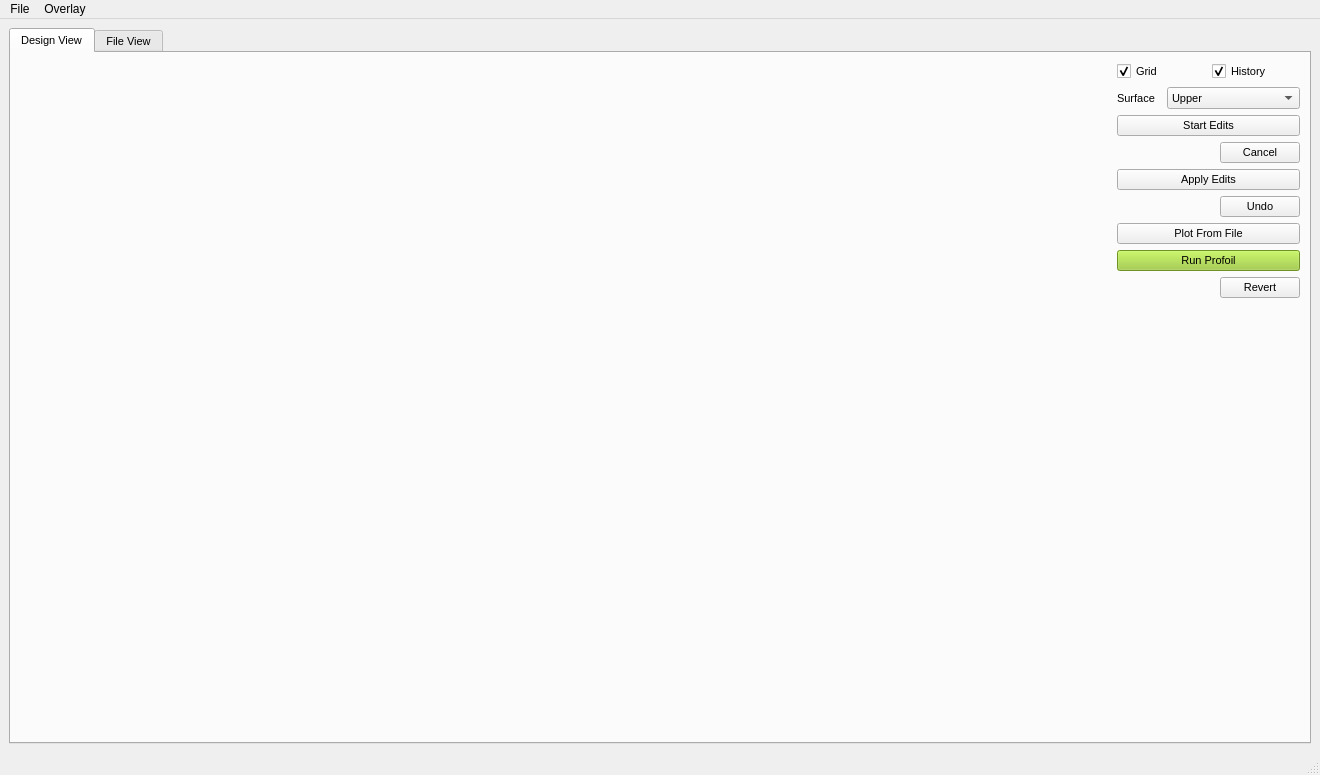
This is GUI.ui in kjayawar/PROFOIL-UI as Qt 5 draws it before an edit. The edited form follows.
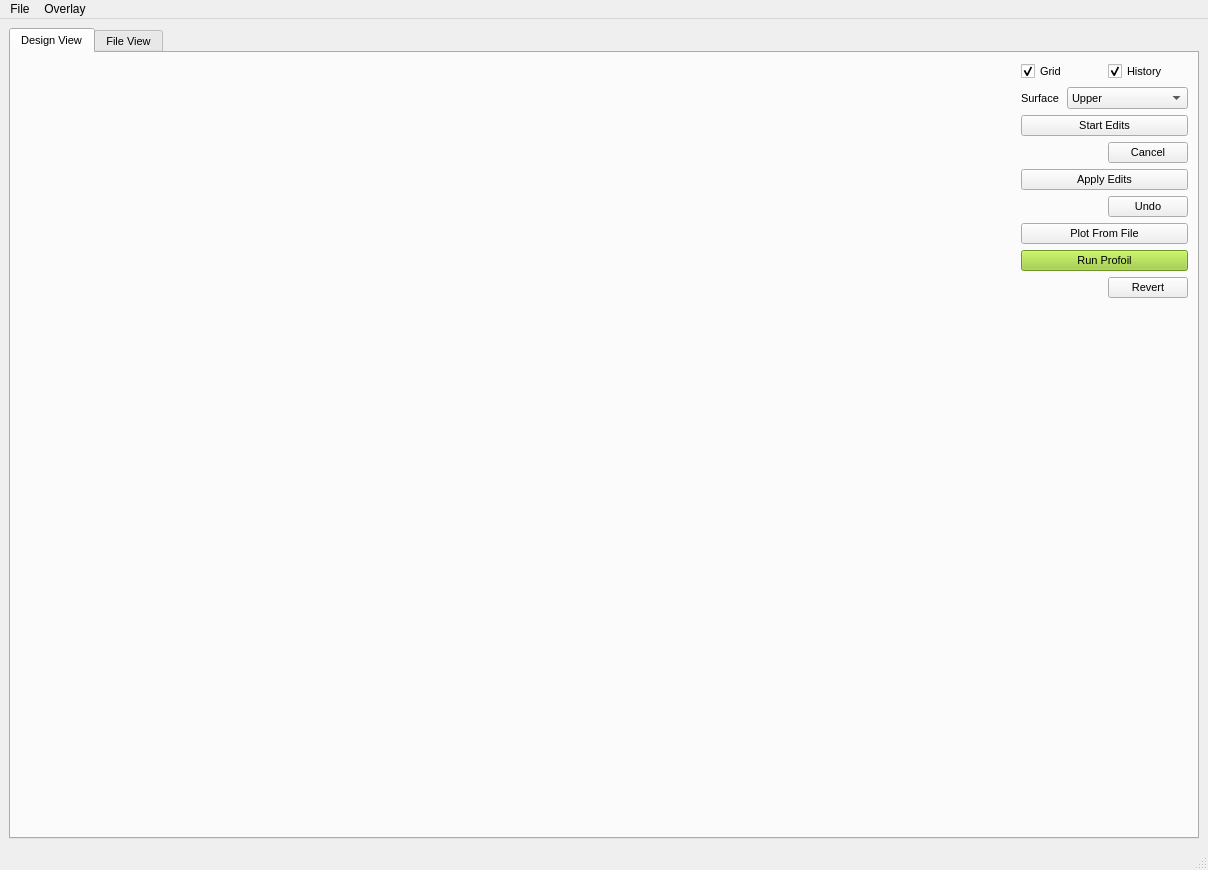
This is the edited form.

Commit message: Main Window Size-MSS_05_08_2024

Patch:
```diff
--- a/GUI.ui
+++ b/GUI.ui
@@ -6,14 +6,14 @@
    <rect>
     <x>0</x>
     <y>0</y>
-    <width>1320</width>
-    <height>775</height>
+    <width>1208</width>
+    <height>870</height>
    </rect>
   </property>
   <property name="minimumSize">
    <size>
-    <width>1320</width>
-    <height>775</height>
+    <width>800</width>
+    <height>600</height>
    </size>
   </property>
   <property name="windowTitle">
@@ -361,8 +361,8 @@
     <rect>
      <x>0</x>
      <y>0</y>
-     <width>1320</width>
-     <height>18</height>
+     <width>1208</width>
+     <height>26</height>
     </rect>
    </property>
    <widget class="QMenu" name="menuFile">
```
The commit also changes 1 other file.
